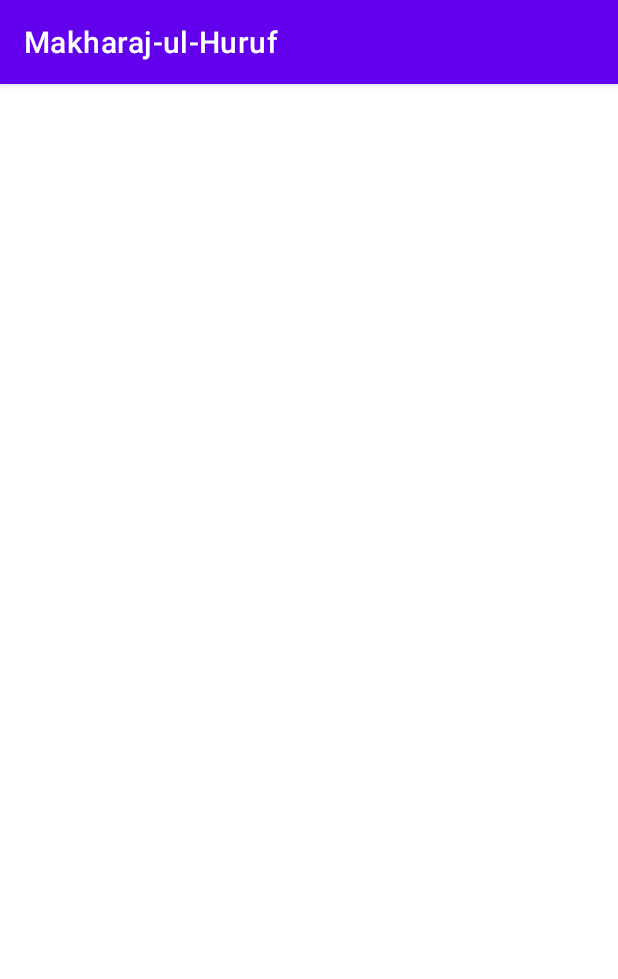
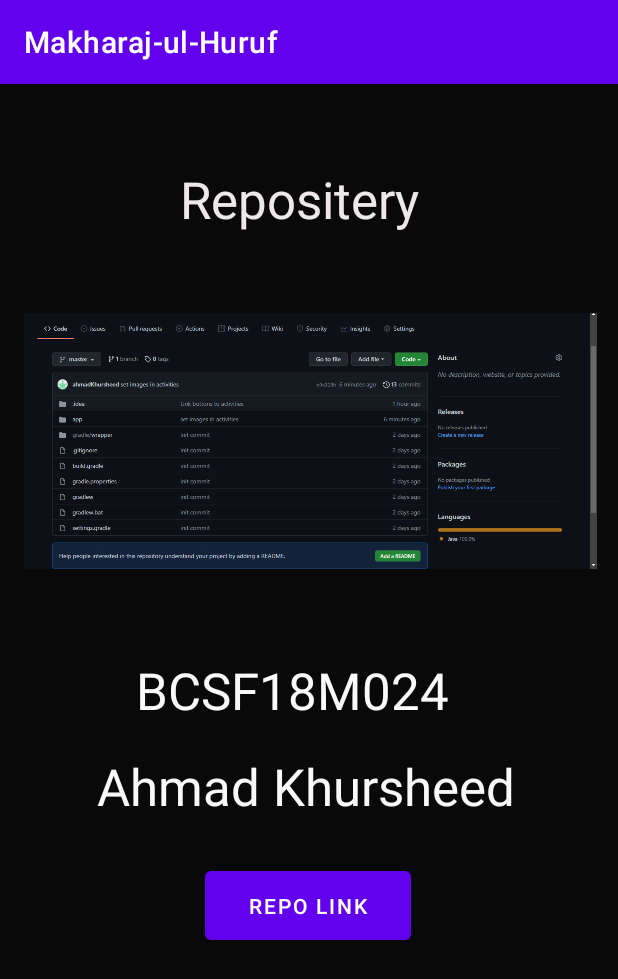
Before and after one commit to ahmadKhursheed/Makharaj-ul-Huruf, an Android app: the aboutInfo screen opened directly, with no data from a screen before it, on a phone screen of 412 x 824 dp. Shown: the top 979 px of the screen. Run offline under Robolectric (Android 15) with nearby library versions, the phone set to English and light mode, and no system bars.

Commit message:
created about info

```diff
--- a/app/src/main/java/com/example/makharaj_ul_huruf/MainActivity.java
+++ b/app/src/main/java/com/example/makharaj_ul_huruf/MainActivity.java
@@ -10,7 +10,7 @@ import android.widget.Button;
 public class MainActivity extends AppCompatActivity {
 
 
-    Button btn,btn1;
+    Button btn,btn1,btn2;
 
     @Override
     protected void onCreate(Bundle savedInstanceState) {
@@ -21,6 +21,7 @@ public class MainActivity extends AppCompatActivity {
 
         btn=(Button)findViewById(R.id.button);
         btn1=(Button)findViewById(R.id.button2);
+        btn2=(Button)findViewById(R.id.button8);
         btn.setOnClickListener(new View.OnClickListener() {
             @Override
             public void onClick(View v) {
@@ -38,6 +39,15 @@ public class MainActivity extends AppCompatActivity {
                 startActivity(intent);
             }
         });
+
+
+        btn2.setOnClickListener(new View.OnClickListener() {
+            @Override
+            public void onClick(View v) {
+                Intent intent=new Intent(MainActivity.this,aboutInfo.class);
+                startActivity(intent);
+            }
+        });
     }
 
 
--- a/app/src/main/java/com/example/makharaj_ul_huruf/aboutInfo.java
+++ b/app/src/main/java/com/example/makharaj_ul_huruf/aboutInfo.java
@@ -2,13 +2,32 @@ package com.example.makharaj_ul_huruf;
 
 import androidx.appcompat.app.AppCompatActivity;
 
+import android.content.Intent;
+import android.net.Uri;
 import android.os.Bundle;
+import android.view.View;
+import android.widget.Button;
 
 public class aboutInfo extends AppCompatActivity {
+
+
+    Button btn;
 
     @Override
     protected void onCreate(Bundle savedInstanceState) {
         super.onCreate(savedInstanceState);
         setContentView(R.layout.activity_about_info);
+
+
+        btn=(Button)findViewById(R.id.button9);
+
+        btn.setOnClickListener(new View.OnClickListener() {
+            @Override
+            public void onClick(View view) {
+                Uri uri = Uri.parse("https://github.com/ahmadKhursheed/Makharaj-ul-Huruf");
+                Intent intent = new Intent(Intent.ACTION_VIEW, uri);
+                startActivity(intent);
+            }
+        });
     }
 }
--- a/app/src/main/res/layout/activity_about_info.xml
+++ b/app/src/main/res/layout/activity_about_info.xml
@@ -4,6 +4,72 @@
     xmlns:tools="http://schemas.android.com/tools"
     android:layout_width="match_parent"
     android:layout_height="match_parent"
+    android:background="#090909"
     tools:context=".aboutInfo">
 
+    <TextView
+        android:id="@+id/textView2"
+        android:layout_width="172dp"
+        android:layout_height="74dp"
+        android:layout_marginStart="119dp"
+        android:layout_marginTop="54dp"
+        android:layout_marginEnd="120dp"
+        android:text="Repositery"
+        android:textColor="#EFE8E8"
+        android:textSize="34sp"
+        app:layout_constraintEnd_toEndOf="parent"
+        app:layout_constraintStart_toStartOf="parent"
+        app:layout_constraintTop_toTopOf="parent" />
+
+    <ImageView
+        android:id="@+id/imageView4"
+        android:layout_width="382dp"
+        android:layout_height="200dp"
+        android:layout_marginStart="15dp"
+        android:layout_marginTop="10dp"
+        android:layout_marginEnd="14dp"
+        app:layout_constraintEnd_toEndOf="parent"
+        app:layout_constraintStart_toStartOf="parent"
+        app:layout_constraintTop_toBottomOf="@+id/textView2"
+        app:srcCompat="@drawable/git_repo" />
+
+    <TextView
+        android:id="@+id/textView3"
+        android:layout_width="230dp"
+        android:layout_height="54dp"
+        android:layout_marginStart="176dp"
+        android:layout_marginTop="43dp"
+        android:layout_marginEnd="177dp"
+        android:text="BCSF18M024"
+        android:textColor="#FAF8F8"
+        android:textSize="34sp"
+        app:layout_constraintEnd_toEndOf="parent"
+        app:layout_constraintStart_toStartOf="parent"
+        app:layout_constraintTop_toBottomOf="@+id/imageView4" />
+
+    <TextView
+        android:id="@+id/textView4"
+        android:layout_width="282dp"
+        android:layout_height="53dp"
+        android:layout_marginStart="37dp"
+        android:layout_marginTop="10dp"
+        android:layout_marginEnd="38dp"
+        android:text="Ahmad Khursheed"
+        android:textColor="#FAF8F8"
+        android:textSize="34sp"
+        app:layout_constraintEnd_toEndOf="parent"
+        app:layout_constraintStart_toStartOf="parent"
+        app:layout_constraintTop_toBottomOf="@+id/textView3" />
+
+    <Button
+        android:id="@+id/button9"
+        android:layout_width="137dp"
+        android:layout_height="58dp"
+        android:layout_marginStart="138dp"
+        android:layout_marginTop="20dp"
+        android:layout_marginEnd="139dp"
+        android:text="Repo Link"
+        app:layout_constraintEnd_toEndOf="parent"
+        app:layout_constraintStart_toStartOf="parent"
+        app:layout_constraintTop_toBottomOf="@+id/textView4" />
 </androidx.constraintlayout.widget.ConstraintLayout>
```
Also changed, not shown: app/src/main/res/drawable/git_repo.png (added).
